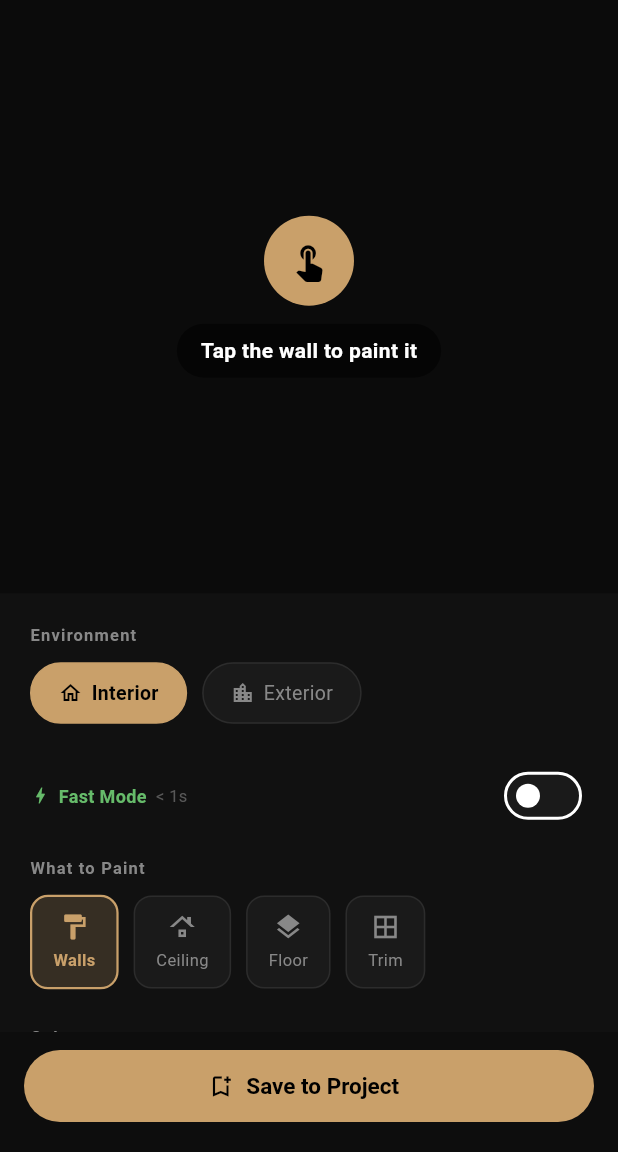
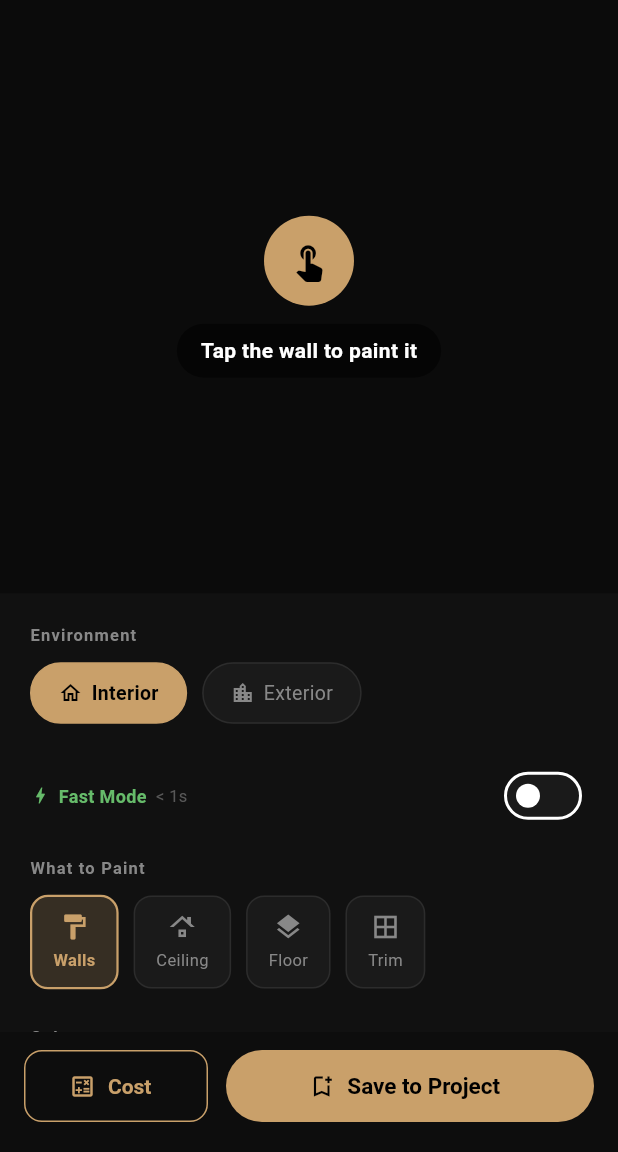
Before and after one commit to batchuusa-gmail/paintmatch, a Flutter app: the RoomPreviewScreen screen opened directly with empty values, on a phone screen of 412 x 824 dp, the part 84-1236 px from its top. Run offline on Flutter 3.47's test engine with Material 3 defaults, Android fonts, the phone set to English and light mode, and no system bars; our stand-ins replace app_links, cached_network_image, flutter_secure_storage, go_router, google_fonts, image_picker and 6 more; accounts and stored records are empty.

Commit message:
Make cost estimate prominent and accessible everywhere
- Palette screen: cost estimate is now a permanent card (not conditional on
  vendor data loading) - always visible above the Preview button
- Room preview screen: 'Cost' button added to bottom bar alongside 'Save'
  so users can estimate cost after choosing a color in the paint tool
- vendorMatches passed from palette → preview screen via router so cost
  estimate works with correct vendor pricing on both screens

Co-Authored-By: Claude Sonnet 4.6 <noreply@anthropic.com>

```diff
--- a/flutter_app/lib/main.dart
+++ b/flutter_app/lib/main.dart
@@ -17,6 +17,7 @@ import 'screens/project_board_screen.dart';
 import 'screens/onboarding_screen.dart';
 import 'screens/paywall_screen.dart';
 import 'services/subscription_service.dart';
+import 'models/paint_color.dart';
 
 void main() async {
   WidgetsFlutterBinding.ensureInitialized();
@@ -69,6 +70,7 @@ final GoRouter _router = GoRouter(
         selectedColorName: args['selectedColorName'],
         imageFile: args['imageFile'],
         wallHex: args['wallHex'] as String?,
+        vendorMatches: args['vendorMatches'] as List<PaintColor>?,
       );
     }),
     GoRoute(path: '/projects',   builder: (_, __) => const AuthWrapper(
--- a/flutter_app/lib/screens/room_preview_screen.dart
+++ b/flutter_app/lib/screens/room_preview_screen.dart
@@ -15,6 +15,7 @@ import '../models/paint_color.dart';
 import '../services/api_service.dart';
 import '../services/supabase_service.dart';
 import '../utils/color_ext.dart';
+import '../widgets/cost_estimate_sheet.dart';
 
 // ─────────────────────────────────────────────────────────────────────────────
 // Surface definitions
@@ -207,6 +208,7 @@ class RoomPreviewScreen extends StatefulWidget {
   final String selectedColorName;
   final File? imageFile;
   final String? wallHex;
+  final List<PaintColor>? vendorMatches;  // passed from palette screen for cost estimate
 
   const RoomPreviewScreen({
     super.key,
@@ -216,6 +218,7 @@ class RoomPreviewScreen extends StatefulWidget {
     required this.selectedColorName,
     this.imageFile,
     this.wallHex,
+    this.vendorMatches,
   });
 
   @override
@@ -723,6 +726,31 @@ class _RoomPreviewScreenState extends State<RoomPreviewScreen> {
           Container(
             color: AppColors.bottomNav,
             padding: const EdgeInsets.fromLTRB(16, 12, 16, 20),
+            child: Row(children: [
+              // Cost estimate button
+              Expanded(
+                child: OutlinedButton.icon(
+                  icon: const Icon(Icons.calculate_outlined,
+                      color: AppColors.accent, size: 18),
+                  label: const Text('Cost',
+                      style: TextStyle(color: AppColors.accent, fontSize: 14)),
+                  onPressed: () => showCostEstimateSheet(
+                    context,
+                    vendorMatches: widget.vendorMatches ?? [],
+                    paletteName: _selectedColorName,
+                  ),
+                  style: OutlinedButton.styleFrom(
+                    minimumSize: const Size(0, 48),
+                    shape: RoundedRectangleBorder(
+                        borderRadius: BorderRadius.circular(12)),
+                    side: const BorderSide(color: AppColors.accent),
+                  ),
+                ),
+              ),
+              const SizedBox(width: 12),
+              // Save button
+              Expanded(
+                flex: 2,
                 child: FilledButton.icon(
                   icon: _saving
                       ? const SizedBox(width: 16, height: 16,
@@ -730,8 +758,10 @@ class _RoomPreviewScreenState extends State<RoomPreviewScreen> {
                       : const Icon(Icons.bookmark_add_outlined, size: 18, color: Colors.black),
                   label: const Text('Save to Project'),
                   onPressed: _saving ? null : _saveToProject,
-              style: FilledButton.styleFrom(minimumSize: const Size.fromHeight(48)),
+                  style: FilledButton.styleFrom(minimumSize: const Size(0, 48)),
                 ),
+              ),
+            ]),
           ),
         ],
       ),
```
Also changed, not shown: flutter_app/lib/screens/palette_suggestions_screen.dart (+51 -20 lines). Lines whose indentation alone changed are shown as unchanged.
